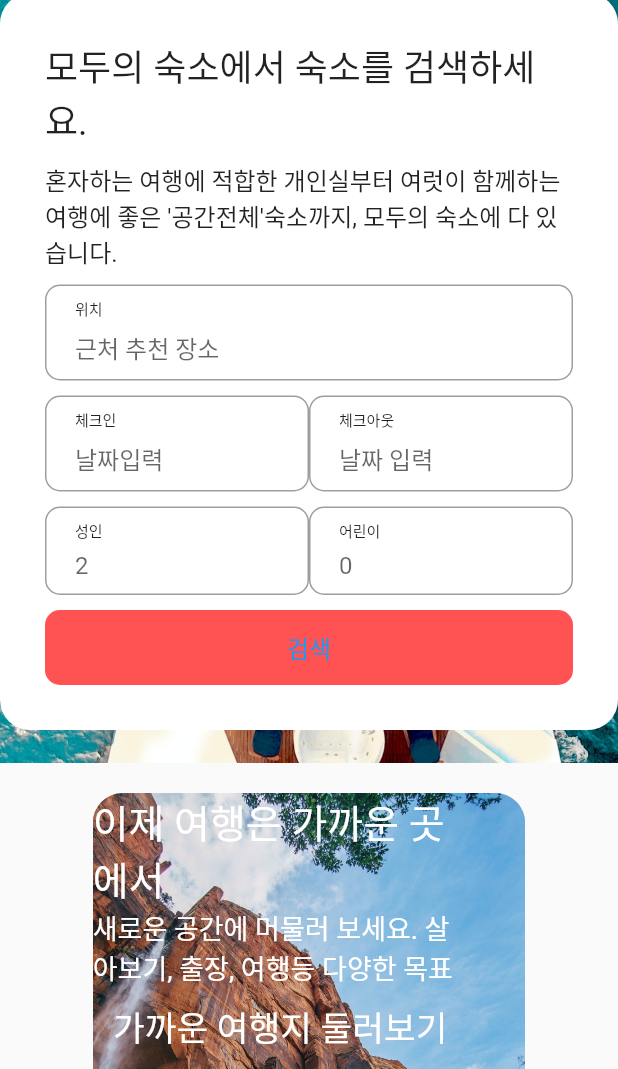
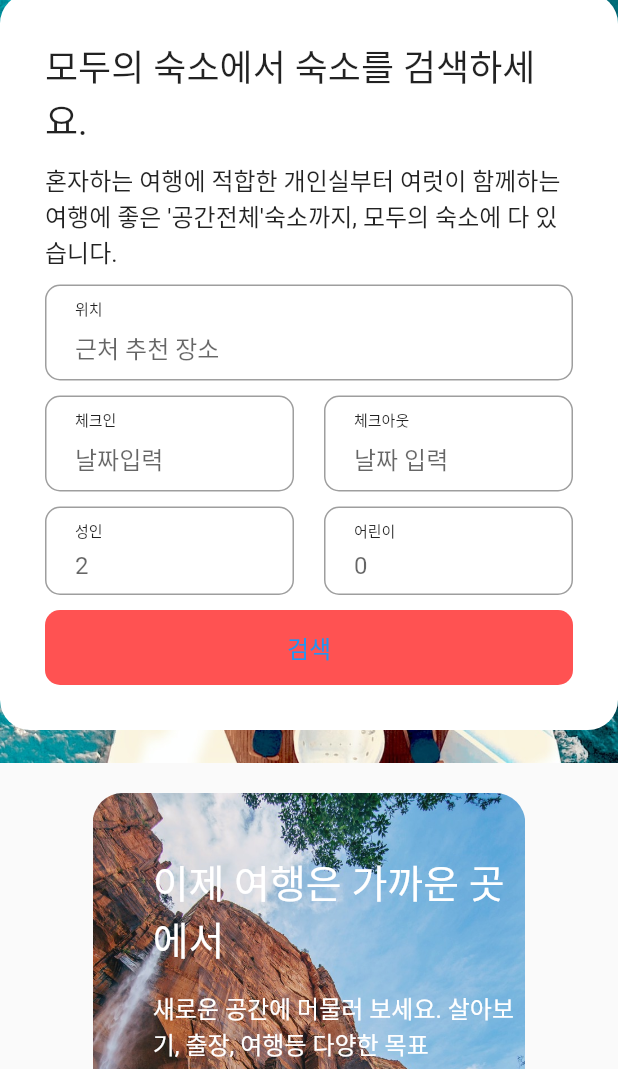
Before and after one commit to clean17/airbnb_app, a Flutter app: the screen it shows after launch, on a phone screen of 412 x 824 dp, the part 167-1236 px from its top. Run offline on Flutter 3.47's test engine with Material 2 defaults, Android fonts, the phone set to English and light mode, and no system bars.

Commit message:
모두의 숙소 홈 화면 완성

```diff
--- a/lib/views/pages/post/home/home_body.dart
+++ b/lib/views/pages/post/home/home_body.dart
@@ -31,6 +31,7 @@ class HomeBody extends StatelessWidget {
           child: Column(
             children: [
               HomeBodyBanner(),
+
               HomeBodyPopular(),
             ],
           ),
--- a/lib/views/pages/post/home/home_body_banner.dart
+++ b/lib/views/pages/post/home/home_body_banner.dart
@@ -10,7 +10,17 @@ class HomeBodyBanner extends StatelessWidget {
       child: Stack(
         children: [
           _bannerImage(), // 모든 컴포넌트는 따로 분리를 하지 않더라도 메소드화 시켜라
-          Container(
+          _buildBannerCaption(),
+        ],
+      ),
+    );
+  }
+
+  Widget _buildBannerCaption() {
+    return Positioned(
+      left: 40,
+      top: 40,
+      child: Container(
             constraints: BoxConstraints(
               maxWidth: 250
             ),
@@ -20,18 +30,31 @@ class HomeBodyBanner extends StatelessWidget {
                   "이제 여행은 가까운 곳에서",
                   style: TextStyle(color: Colors.white, fontSize: 26),
                 ),
+                SizedBox(height: 15,),
                 Text("새로운 공간에 머물러 보세요. 살아보기, 출장, 여행등 다양한 목표",
-                    style: TextStyle(color: Colors.white, fontSize: 18)),
-                TextButton(
-                  onPressed: () {},
-                  child: Text("가까운 여행지 둘러보기",
-                      style: TextStyle(color: Colors.white, fontSize: 23)),
+                    style: TextStyle(color: Colors.white, fontSize: 16)),
+                SizedBox(height: 15,),
+                Align(
+                  alignment: Alignment.centerLeft,
+                  child: SizedBox(
+                    height: 35,
+                    width: 170,
+                    child: TextButton(
+                      style: TextButton.styleFrom(
+                        backgroundColor: Colors.white,
+                        shape: RoundedRectangleBorder(
+                          borderRadius: BorderRadius.circular(5),
+                        )
+                      ),
+                      onPressed: () {},
+                      child: Text("가까운 여행지 둘러보기",
+                          style: TextStyle(color: Colors.black, fontSize: 14, fontWeight: FontWeight.bold)),
+                    ),
+                  ),
                 ),
               ],
             ),
-          )
-        ],
-      ),
+          ),
     );
   }
 
--- a/lib/views/pages/post/home/home_header_form.dart
+++ b/lib/views/pages/post/home/home_header_form.dart
@@ -6,10 +6,11 @@ class HomeHeaderForm extends StatelessWidget {
 
   @override
   Widget build(BuildContext context) {
+    final screenWidth = MediaQuery.of(context).size.width;
     return Padding(
       padding: EdgeInsets.only(top: 20.0),
       child: Align(
-        alignment: Alignment(-0.6, 0), // -1 ~ 1 까지의 범위가 전체 범위
+        alignment: screenWidth < 520 ? Alignment(0, 0) : Alignment(-0.6, 0), // -1 ~ 1 까지의 범위가 전체 범위
         child: Container(
           // 컨테이너에도 color속성을 사용가능하지만 Decoration속성을 사용하면 Decoration의 color를 사용해야한다. 터짐 !!
           width: 420,
@@ -52,6 +53,7 @@ class HomeHeaderForm extends StatelessWidget {
                       Row(
                         children: [
                           Expanded(child: CommonFormField(prefixText: "체크인", hintText: "날짜입력")),
+                          SizedBox(width: 20,),
                           Expanded(child: CommonFormField(prefixText: "체크아웃", hintText: "날짜 입력"))
                         ],
                       ),
@@ -61,6 +63,7 @@ class HomeHeaderForm extends StatelessWidget {
                       Row(
                         children: [
                           Expanded(child: CommonFormField(prefixText: "성인", hintText: "2")),
+                          SizedBox(width: 20,),
                           Expanded(child: CommonFormField(prefixText: "어린이", hintText: "0")),
                         ],
                       ),
```
Also changed, not shown: lib/views/pages/post/home/home_body_popular.dart (+26 -3 lines), lib/views/pages/post/home/home_body_popular_item.dart (+64 -4 lines).
